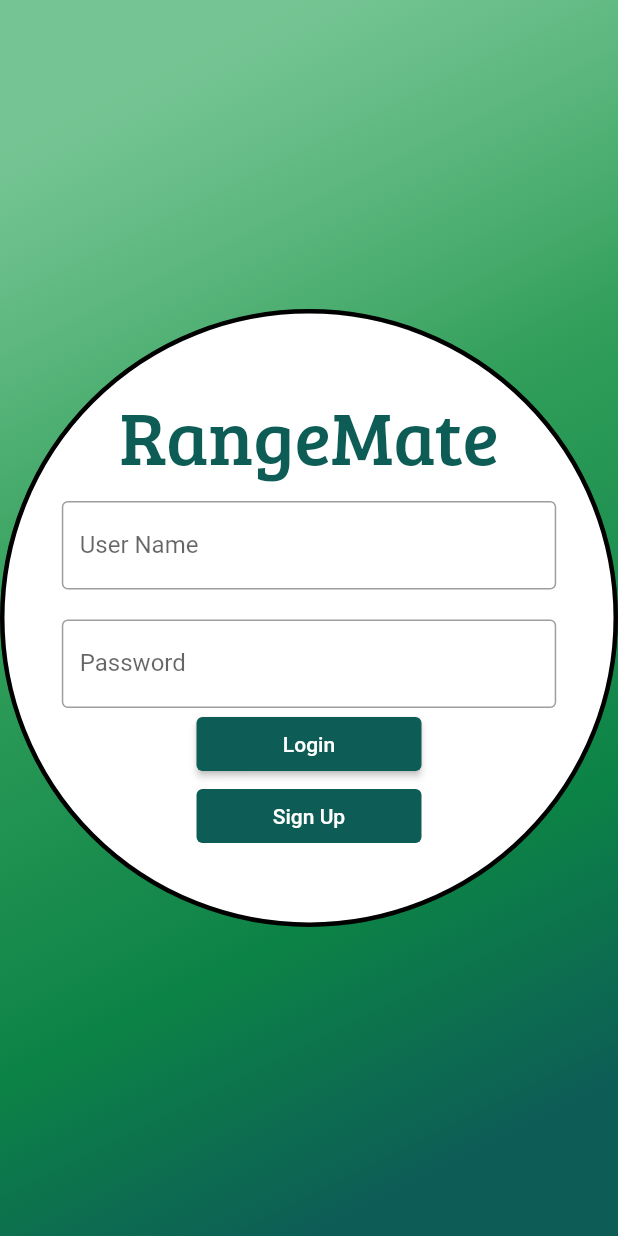
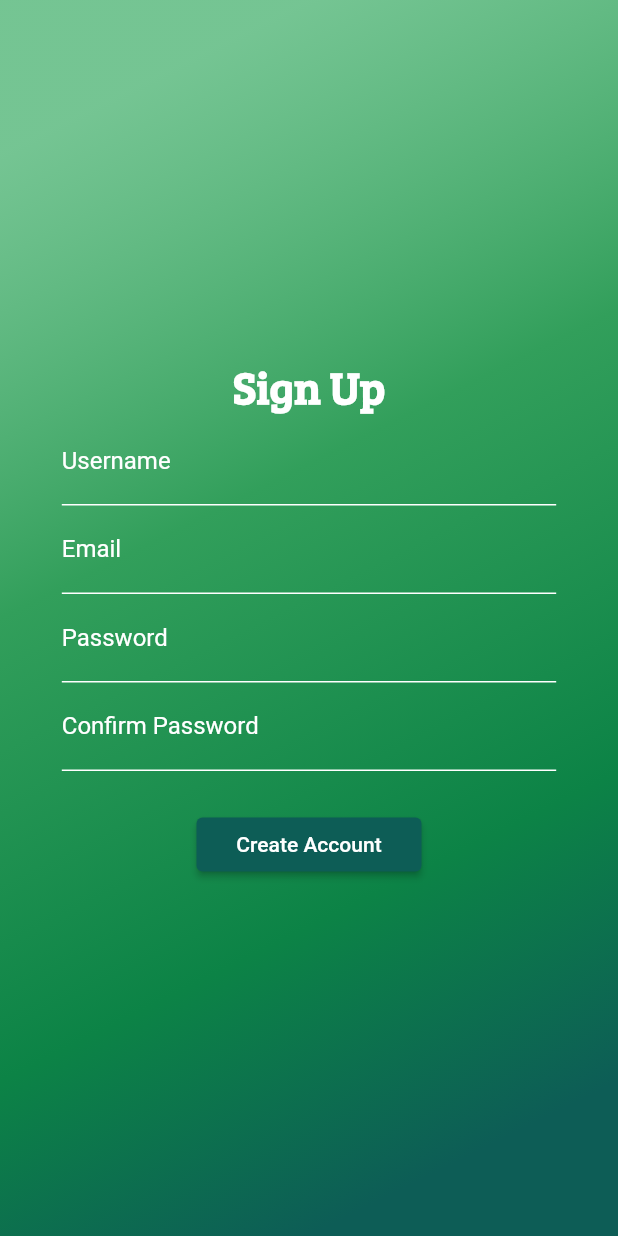
Before and after one commit to AntnioB/SCMU-Project, a Flutter app: the screen it shows after launch, after a tap on "Sign Up", on a phone screen of 412 x 824 dp. Run offline on Flutter 3.47's test engine with Material 2 defaults, Android fonts, the phone set to English and light mode, and no system bars.

Commit message:
SignUp screen complete

```diff
--- a/range_mate_app/lib/Screens/Login/login_screen.dart
+++ b/range_mate_app/lib/Screens/Login/login_screen.dart
@@ -1,5 +1,6 @@
 import 'package:flutter/material.dart';
 import 'package:range_mate_app/Screens/Home/home_screen.dart';
+import 'package:range_mate_app/Screens/Login/signin_screen.dart';
 
 enum FormData {
   username,
@@ -33,6 +34,7 @@ class _LoginScreenState extends State<LoginScreen> {
   }
 
   void signUp() {
+        Navigator.of(context).push(MaterialPageRoute(builder: (context) =>const SignInScreen()));
     //TODO: Add sign up logic
   }
 
--- /dev/null
+++ b/range_mate_app/lib/Screens/Login/signin_screen.dart
@@ -0,0 +1,165 @@
+import 'package:flutter/material.dart';
+import 'package:range_mate_app/Screens/Login/login_screen.dart';
+
+enum FormData {
+  username,
+  email,
+  password,
+}
+
+class SignInScreen extends StatefulWidget {
+  const SignInScreen({super.key});
+
+  @override
+  State<SignInScreen> createState() => _SignInScreenState();
+}
+
+class _SignInScreenState extends State<SignInScreen> {
+  final List<TextEditingController> _controller =
+      List.generate(4, (i) => TextEditingController());
+
+  @override
+  void dispose() {
+    for (final controller in _controller) {
+      controller.dispose();
+    }
+    super.dispose();
+  }
+
+  void signUp() {
+    final username = _controller[0].text;
+    final email = _controller[1].text;
+    final password = _controller[2].text;
+    Navigator.of(context).push(MaterialPageRoute(builder: (context) =>const LoginScreen()));
+    //TODO: Add sign up logic
+  }
+
+  @override
+  Widget build(BuildContext context) {
+    return Scaffold(
+      body: Container(
+          width: MediaQuery.of(context).size.width * 1,
+          height: MediaQuery.of(context).size.height * 1,
+          decoration: BoxDecoration(
+            gradient: LinearGradient(
+              begin: Alignment.topLeft,
+              end: Alignment.bottomRight,
+              stops: const [0.1, 0.4, 0.7, 0.9],
+              colors: [
+                const Color(0xFF8FD5A6).withOpacity(0.8),
+                const Color(0xFF329F5B),
+                const Color(0xFF0C8346),
+                const Color(0xFF0D5D56)
+              ],
+            ),
+          ),
+          child: Center(
+            child: Column(
+                mainAxisAlignment: MainAxisAlignment.center,
+                crossAxisAlignment: CrossAxisAlignment.center,
+                children: [
+                  Text(
+                    'Sign Up',
+                    style: TextStyle(
+                      fontSize: 30,
+                      fontFamily: 'BreeSerif',
+                      fontWeight: FontWeight.bold,
+                      color: Colors.white,
+                    ),
+                  ),
+                  SizedBox(
+                    width: MediaQuery.of(context).size.width * 0.8,
+                    child: TextFormField(
+                      style: const TextStyle(color: Colors.white),
+                      controller: _controller[0],
+                      decoration: InputDecoration(
+                        labelText: 'Username',
+                        labelStyle: TextStyle(
+                          color: Colors.white,
+                        ),
+                        enabledBorder: UnderlineInputBorder(
+                          borderSide: BorderSide(
+                            color: Colors.white,
+                          ),
+                        ),
+                      ),
+                    ),
+                  ),
+                   SizedBox(
+                    width: MediaQuery.of(context).size.width * 0.8,
+                    child: TextFormField(
+                      style: const TextStyle(color: Colors.white),
+                      controller: _controller[1],
+                      decoration: InputDecoration(
+                        labelText: 'Email',
+                        labelStyle: TextStyle(
+                          color: Colors.white,
+                        ),
+                        enabledBorder: UnderlineInputBorder(
+                          borderSide: BorderSide(
+                            color: Colors.white,
+                          ),
+                        ),
+                      ),
+                    ),
+                  ),
+                   SizedBox(
+                    width: MediaQuery.of(context).size.width * 0.8,
+                    child: TextFormField(
+                      style: const TextStyle(color: Colors.white),
+                      controller: _controller[2],
+                      obscureText: true,
+                      decoration: InputDecoration(
+                        labelText: 'Password',
+                        labelStyle: TextStyle(
+                          color: Colors.white,
+                        ),
+                        enabledBorder: UnderlineInputBorder(
+                          borderSide: BorderSide(
+                            color: Colors.white,
+                          ),
+                        ),
+                      ),
+                    ),
+                  ),
+                   SizedBox(
+                    width: MediaQuery.of(context).size.width * 0.8,
+                    child: TextFormField(
+                      controller: _controller[3],
+                      style: const TextStyle(color: Colors.white),
+                      obscureText: true,
+                      decoration: InputDecoration(
+                        labelText: 'Confirm Password',
+                        labelStyle: TextStyle(
+                          color: Colors.white,
+                        ),
+                        enabledBorder: UnderlineInputBorder(
+                          borderSide: BorderSide(
+                            color: Colors.white,
+                          ),
+                        ),
+                      ),
+                    ),
+                  ),
+                  Container(
+                    padding: const EdgeInsets.fromLTRB(0, 25, 0, 0),
+                    child: SizedBox(
+                            width: 150,
+                            child:ElevatedButton(
+                            style: ButtonStyle(
+                              backgroundColor: MaterialStateProperty.all<Color>(
+                                  const Color(0xFF0D5D56)),
+                            ),
+                            onPressed: () {
+                              signUp();
+                            },
+                            child: const Text(
+                              'Create Account',
+                              style: TextStyle(color: Colors.white),
+                            ),
+                          ))),
+                ]),
+          )),
+    );
+  }
+}
```
